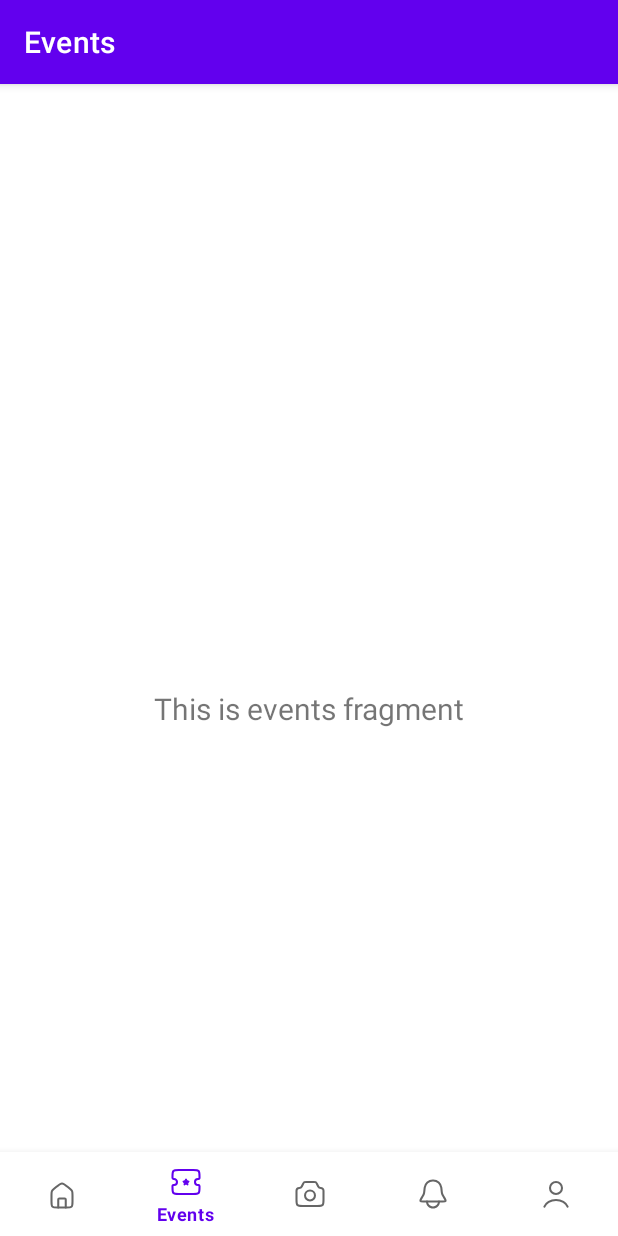
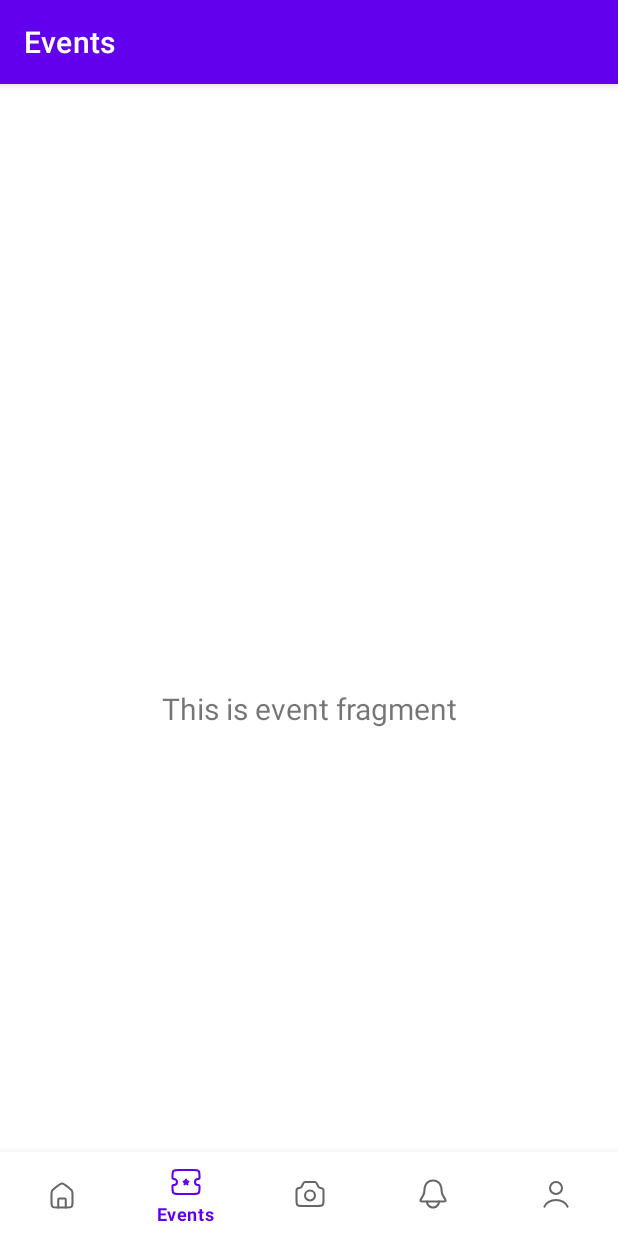
Before and after one commit to CMPUT301F24pekkas/mini-pekkas, an Android app: the screen it shows after launch (MainActivity), item 2 of the bottom bar chosen, on a phone screen of 412 x 824 dp. Run offline under Robolectric (Android 15) with nearby library versions, the phone set to English and light mode, and no system bars; our stand-ins replace navigation-ui.

Commit message:
Updated Navigation Bar

```diff
--- a/app/src/main/java/com/example/mini_pekkas/MainActivity.java
+++ b/app/src/main/java/com/example/mini_pekkas/MainActivity.java
@@ -26,7 +26,7 @@ public class MainActivity extends AppCompatActivity {
         // Passing each menu ID as a set of Ids because each
         // menu should be considered as top level destinations.
         AppBarConfiguration appBarConfiguration = new AppBarConfiguration.Builder(
-                R.id.navigation_home, R.id.navigation_events, R.id.navigation_camera, R.id.navigation_notifications, R.id.navigation_profile)
+                R.id.navigation_home, R.id.navigation_event, R.id.navigation_camera, R.id.navigation_notifications, R.id.navigation_profile)
                 .build();
 
         //NavController navController = Navigation.findNavController(this, R.id.nav_host_fragment_activity_main);
--- a/app/src/main/java/com/example/mini_pekkas/ui/events/EventsFragment.java
+++ /dev/null
@@ -1,36 +0,0 @@
-package com.example.mini_pekkas.ui.events;
-
-import android.os.Bundle;
-import android.view.LayoutInflater;
-import android.view.View;
-import android.view.ViewGroup;
-import android.widget.TextView;
-
-import androidx.annotation.NonNull;
-import androidx.fragment.app.Fragment;
-import androidx.lifecycle.ViewModelProvider;
-
-import com.example.mini_pekkas.databinding.FragmentEventsBinding;
-public class EventsFragment extends Fragment {
-
-    private FragmentEventsBinding binding;
-
-    public View onCreateView(@NonNull LayoutInflater inflater,
-                             ViewGroup container, Bundle savedInstanceState) {
-        EventsViewModel eventsViewModel =
-                new ViewModelProvider(this).get(EventsViewModel.class);
-
-        binding = FragmentEventsBinding.inflate(inflater, container, false);
-        View root = binding.getRoot();
-
-        final TextView textView = binding.textEvents;
-        eventsViewModel.getText().observe(getViewLifecycleOwner(), textView::setText);
-        return root;
-    }
-
-    @Override
-    public void onDestroyView() {
-        super.onDestroyView();
-        binding = null;
-    }
-}
--- a/app/src/main/java/com/example/mini_pekkas/ui/events/EventsViewModel.java
+++ /dev/null
@@ -1,19 +0,0 @@
-package com.example.mini_pekkas.ui.events;
-
-import androidx.lifecycle.LiveData;
-import androidx.lifecycle.MutableLiveData;
-import androidx.lifecycle.ViewModel;
-
-public class EventsViewModel extends ViewModel {
-
-    private final MutableLiveData<String> mText;
-
-    public EventsViewModel() {
-        mText = new MutableLiveData<>();
-        mText.setValue("This is events fragment");
-    }
-
-    public LiveData<String> getText() {
-        return mText;
-    }
-}
--- a/app/src/main/res/layout/fragment_events.xml
+++ /dev/null
@@ -1,22 +0,0 @@
-<?xml version="1.0" encoding="utf-8"?>
-<androidx.constraintlayout.widget.ConstraintLayout xmlns:android="http://schemas.android.com/apk/res/android"
-    xmlns:app="http://schemas.android.com/apk/res-auto"
-    xmlns:tools="http://schemas.android.com/tools"
-    android:layout_width="match_parent"
-    android:layout_height="match_parent"
-    tools:context=".ui.events.EventsFragment">
-
-    <TextView
-        android:id="@+id/text_events"
-        android:layout_width="match_parent"
-        android:layout_height="wrap_content"
-        android:layout_marginStart="8dp"
-        android:layout_marginTop="8dp"
-        android:layout_marginEnd="8dp"
-        android:textAlignment="center"
-        android:textSize="20sp"
-        app:layout_constraintBottom_toBottomOf="parent"
-        app:layout_constraintEnd_toEndOf="parent"
-        app:layout_constraintStart_toStartOf="parent"
-        app:layout_constraintTop_toTopOf="parent" />
-</androidx.constraintlayout.widget.ConstraintLayout>
--- a/app/src/main/res/menu/bottom_nav_menu.xml
+++ b/app/src/main/res/menu/bottom_nav_menu.xml
@@ -8,7 +8,7 @@
         android:visible="true" />
 
     <item
-        android:id="@+id/navigation_events"
+        android:id="@+id/navigation_event"
         android:icon="@drawable/ticket"
         android:title="@string/title_events"
         />
--- a/app/src/main/res/navigation/mobile_navigation.xml
+++ b/app/src/main/res/navigation/mobile_navigation.xml
@@ -12,10 +12,10 @@
         tools:layout="@layout/fragment_home" />
 
     <fragment
-        android:id="@+id/navigation_events"
-        android:name="com.example.mini_pekkas.ui.events.EventsFragment"
+        android:id="@+id/navigation_event"
+        android:name="com.example.mini_pekkas.ui.event.EventFragment"
         android:label="@string/title_events"
-        tools:layout="@layout/fragment_events" />
+        tools:layout="@layout/fragment_event" />
 
     <fragment
         android:id="@+id/navigation_notifications"
```
